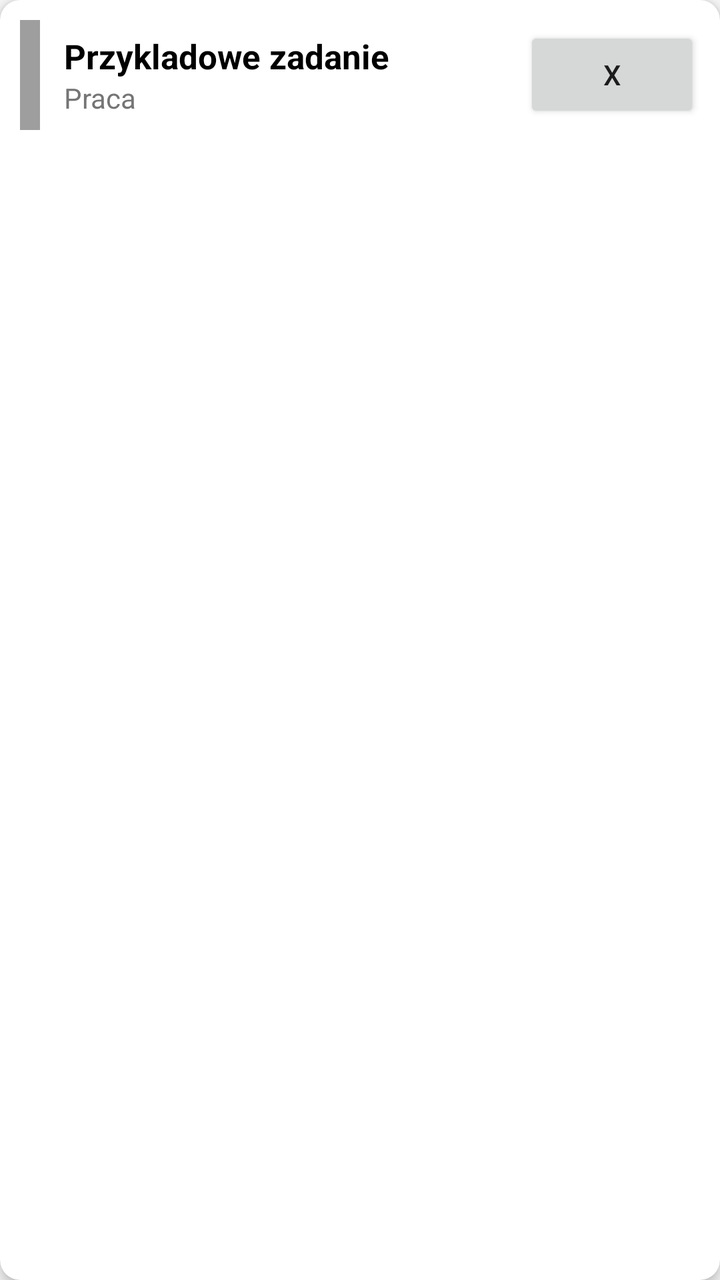
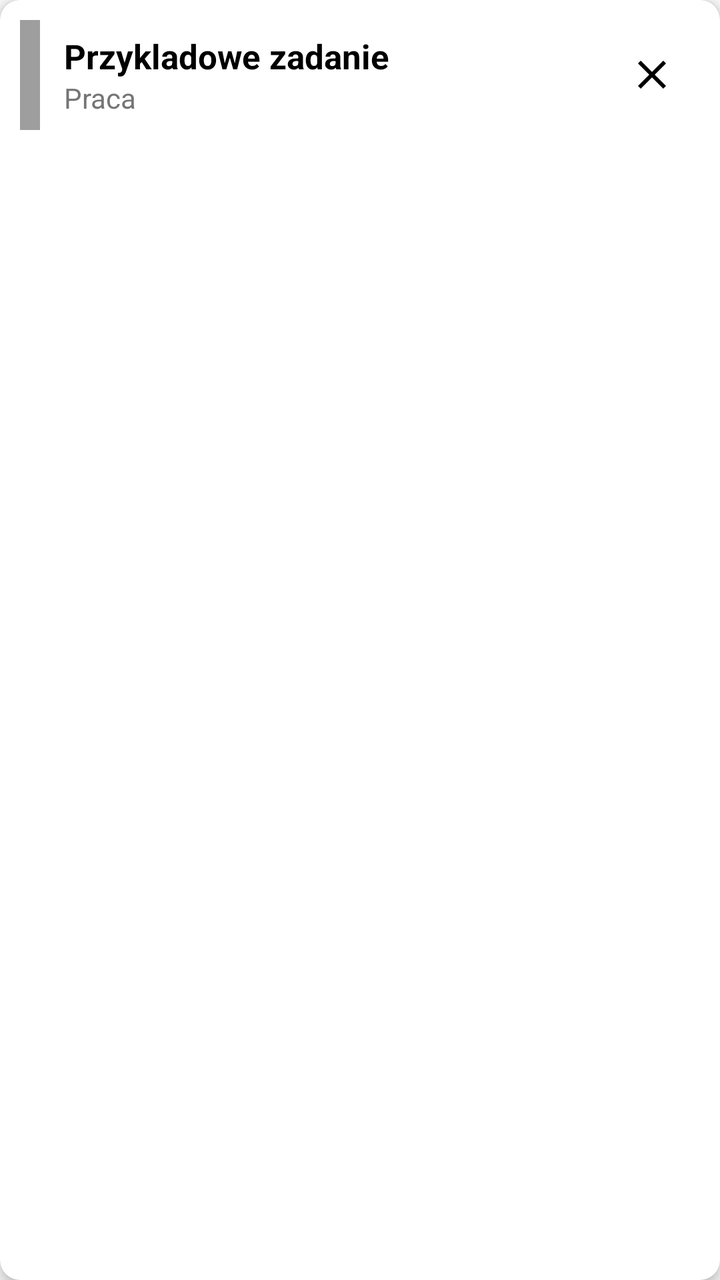

Two renders of the same Android screen: before a commit and after it. Below are the layout's source before the change and the commit's diff.
<!-- AndroidManifest.xml: application theme Theme.AdvancedToDoList -->
<!-- res/layout/item_task.xml -->
<?xml version="1.0" encoding="utf-8"?>
<androidx.cardview.widget.CardView xmlns:android="http://schemas.android.com/apk/res/android"
    xmlns:app="http://schemas.android.com/apk/res-auto"
    android:layout_width="match_parent"
    android:layout_height="wrap_content"
    android:layout_marginLeft="10dp"
    android:layout_marginRight="10dp"
    android:layout_marginTop="6dp"
    android:layout_marginBottom="6dp"
    app:cardCornerRadius="10dp"
    app:cardElevation="4dp">

    <LinearLayout
        android:layout_width="match_parent"
        android:layout_height="wrap_content"
        android:orientation="horizontal"
        android:gravity="center_vertical"
        android:padding="10dp">

        <View
            android:id="@+id/colorBar"
            android:layout_width="10dp"
            android:layout_height="55dp"
            android:background="@color/other" />

        <LinearLayout
            android:layout_width="0dp"
            android:layout_height="wrap_content"
            android:layout_weight="1"
            android:orientation="vertical"
            android:layout_marginLeft="12dp">

            <TextView
                android:id="@+id/tvTitle"
                android:layout_width="wrap_content"
                android:layout_height="wrap_content"
                android:text="Przykladowe zadanie"
                android:textSize="17sp"
                android:textStyle="bold"
                android:textColor="@android:color/black" />

            <TextView
                android:id="@+id/tvCategory"
                android:layout_width="wrap_content"
                android:layout_height="wrap_content"
                android:text="Praca"
                android:textSize="14sp"
                android:textColor="@color/gray" />
        </LinearLayout>

        <Button
            android:id="@+id/btnDelete"
            android:layout_width="wrap_content"
            android:layout_height="wrap_content"
            android:text="X"
            android:textSize="14sp" />

    </LinearLayout>

</androidx.cardview.widget.CardView>
<!-- resources referenced by this layout -->
<resources>
  <color name="gray">#757575</color>
  <color name="other">#9E9E9E</color>
  <style name="Theme.AdvancedToDoList" parent="Theme.AppCompat.Light.NoActionBar">
          <item name="colorPrimary">@color/blue</item>
          <item name="colorPrimaryDark">@color/darkBlue</item>
          <item name="colorAccent">@color/orange</item>
      </style>
  <color name="blue">#3F51B5</color>
  <color name="darkBlue">#303F9F</color>
  <color name="orange">#FF9800</color>
</resources>

<!-- the commit's change to res/layout/item_task.xml (unified diff, before → after) -->
@@ -48,12 +48,14 @@
                 android:textColor="@color/gray" />
         </LinearLayout>
 
-        <Button
+        <ImageButton
             android:id="@+id/btnDelete"
-            android:layout_width="wrap_content"
-            android:layout_height="wrap_content"
-            android:text="X"
-            android:textSize="14sp" />
+            android:layout_width="48dp"
+            android:layout_height="48dp"
+            android:src="@drawable/delete_icon"
+            android:background="?attr/selectableItemBackgroundBorderless"
+            android:scaleType="centerInside"
+            android:contentDescription="Usuń zadanie" />
 
     </LinearLayout>
 
<!-- resource entries referenced after the edit -->
@@ -2,6 +2,12 @@
 <resources>
   <color name="gray">#757575</color>
   <color name="other">#9E9E9E</color>
+  <!-- drawable delete_icon (drawable) -->
+  <vector xmlns:android="http://schemas.android.com/apk/res/android" android:height="24dp" android:tint="#000000" android:viewportHeight="24" android:viewportWidth="24" android:width="24dp">
+        
+      <path android:fillColor="@android:color/white" android:pathData="M19,6.41L17.59,5 12,10.59 6.41,5 5,6.41 10.59,12 5,17.59 6.41,19 12,13.41 17.59,19 19,17.59 13.41,12z"/>
+      
+  </vector>
   <style name="Theme.AdvancedToDoList" parent="Theme.AppCompat.Light.NoActionBar">
           <item name="colorPrimary">@color/blue</item>
           <item name="colorPrimaryDark">@color/darkBlue</item>
